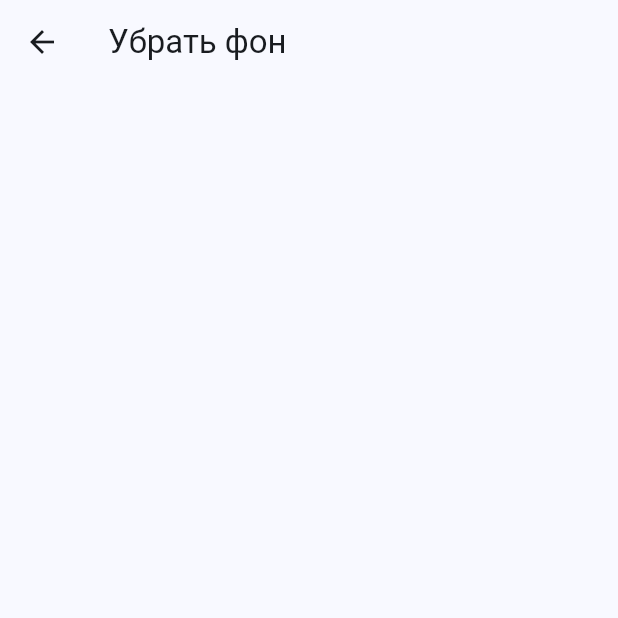
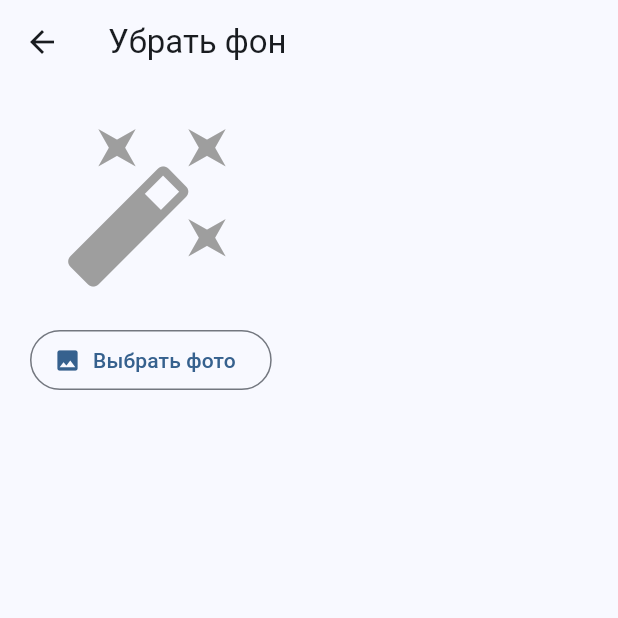
Before and after one commit to khmath2017-sys/my_photo_.com, a Flutter app: the screen it shows after launch, after a tap on "Убрать фон", on a phone screen of 412 x 824 dp, the top half of it. Run offline on Flutter 3.47's test engine with Material 3 defaults, Android fonts, the phone set to English and light mode, and no system bars; our stand-ins replace flutter_image_compress, image_picker, share_plus; missing offline and left inert: gal.

Commit message:
Update main.dart

```diff
--- a/lib/main.dart
+++ b/lib/main.dart
@@ -284,3 +284,14 @@ class _RemoveBgScreenState extends State<RemoveBgScreen> {
           children: [
             if (_out != null) ...[
               Container(color: Colors.grey.shade300, child: Image.memory(_out!, height: 220)),
+              Slider(value: _tol, min: 10, max: 90, onChanged: (v) => setState(() => _tol = v), onChangeEnd: (_) => _run()),
+              ElevatedButton.icon(onPressed: _save, icon: const Icon(Icons.save), label: const Text('Сохранить PNG')),
+            ] else if (_busy) const CircularProgressIndicator() else const Icon(Icons.auto_fix_high, size: 120, color: Colors.grey),
+            const SizedBox(height: 20),
+            OutlinedButton.icon(onPressed: _pick, icon: const Icon(Icons.photo), label: const Text('Выбрать фото')),
+          ],
+        ),
+      ),
+    );
+  }
+}
```
